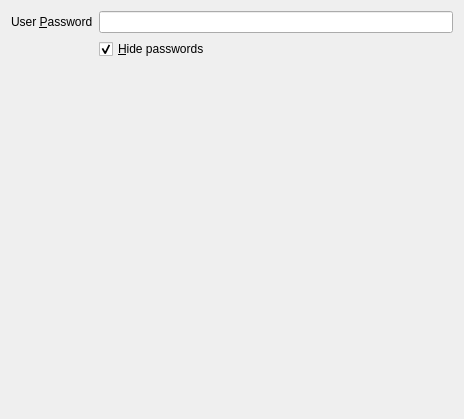
Qt form vpnplugins/strongswan/strongswanauth.ui (netrunner-debian-kde-extras/networkmanagement) before a commit.
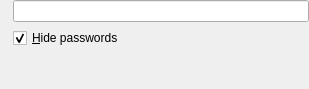
The same form after that commit. Custom widgets are drawn as their Qt base class.

Diff of the .ui file:
```diff
--- a/vpnplugins/strongswan/strongswanauth.ui
+++ b/vpnplugins/strongswan/strongswanauth.ui
@@ -6,40 +6,31 @@
    <rect>
     <x>0</x>
     <y>0</y>
-    <width>464</width>
-    <height>419</height>
+    <width>309</width>
+    <height>89</height>
    </rect>
   </property>
   <property name="windowTitle">
    <string>Strong Swan VPN</string>
   </property>
-  <layout class="QVBoxLayout" name="verticalLayout">
-   <item>
     <layout class="QGridLayout" name="gridLayout">
+   <property name="margin">
+    <number>0</number>
+   </property>
+   <item row="0" column="0">
+    <widget class="QLabel" name="passwordLabel">
+     <property name="text">
+      <string/>
+     </property>
+    </widget>
+   </item>
      <item row="0" column="1">
-      <layout class="QHBoxLayout" name="horizontalLayout">
-       <item>
-        <widget class="KLineEdit" name="psk">
-         <property name="enabled">
-          <bool>true</bool>
-         </property>
+    <widget class="KLineEdit" name="password">
          <property name="passwordMode">
           <bool>true</bool>
          </property>
         </widget>
        </item>
-      </layout>
-     </item>
-     <item row="0" column="0">
-      <widget class="QLabel" name="label_2">
-       <property name="text">
-        <string>User &amp;Password</string>
-       </property>
-       <property name="buddy">
-        <cstring>psk</cstring>
-       </property>
-      </widget>
-     </item>
      <item row="1" column="1">
       <widget class="QCheckBox" name="chkShowPass">
        <property name="text">
@@ -50,9 +41,7 @@
        </property>
       </widget>
      </item>
-    </layout>
-   </item>
-   <item>
+   <item row="2" column="1">
     <spacer name="verticalSpacer">
      <property name="orientation">
       <enum>Qt::Vertical</enum>
@@ -60,14 +49,13 @@
      <property name="sizeHint" stdset="0">
       <size>
        <width>20</width>
-       <height>40</height>
+       <height>0</height>
       </size>
      </property>
     </spacer>
    </item>
   </layout>
  </widget>
- <layoutdefault spacing="6" margin="11"/>
  <customwidgets>
   <customwidget>
    <class>KLineEdit</class>
```
Left out of the diff: 10 changed lines with no effect on the pictures. Lines whose indentation alone changed are shown as unchanged.
